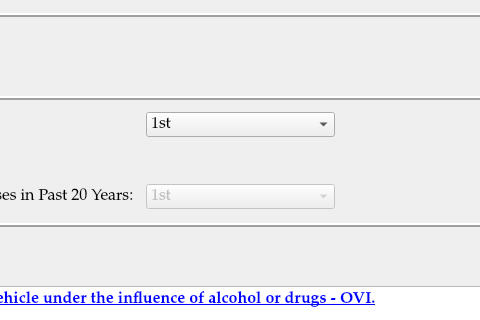
The window that ui/OviDialog.ui (HunterProgram22/MuniEntry) describes before a commit, drawn with Qt 5; both pictures show x 236 to 716 and y 104 to 424 of the 1000 by 800 pixel window.
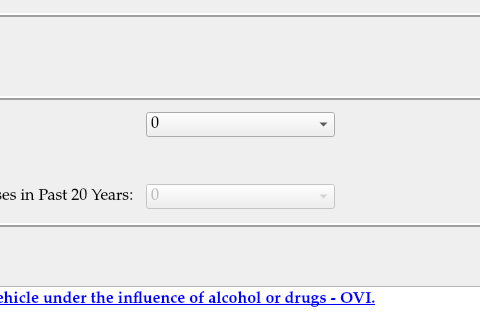
The same window after the commit.

Patch:
```diff
--- a/ui/OviDialog.ui
+++ b/ui/OviDialog.ui
@@ -342,7 +342,7 @@
        </property>
        <item>
         <property name="text">
-         <string>1st</string>
+         <string>0</string>
         </property>
        </item>
        <item>
@@ -396,7 +396,7 @@
       <widget class="QComboBox" name="ovi_offenses_within_ten_years_box">
        <item>
         <property name="text">
-         <string>1st</string>
+         <string>0</string>
         </property>
        </item>
        <item>
```
Left out of the diff: 37 changed lines with no effect on the pictures.
